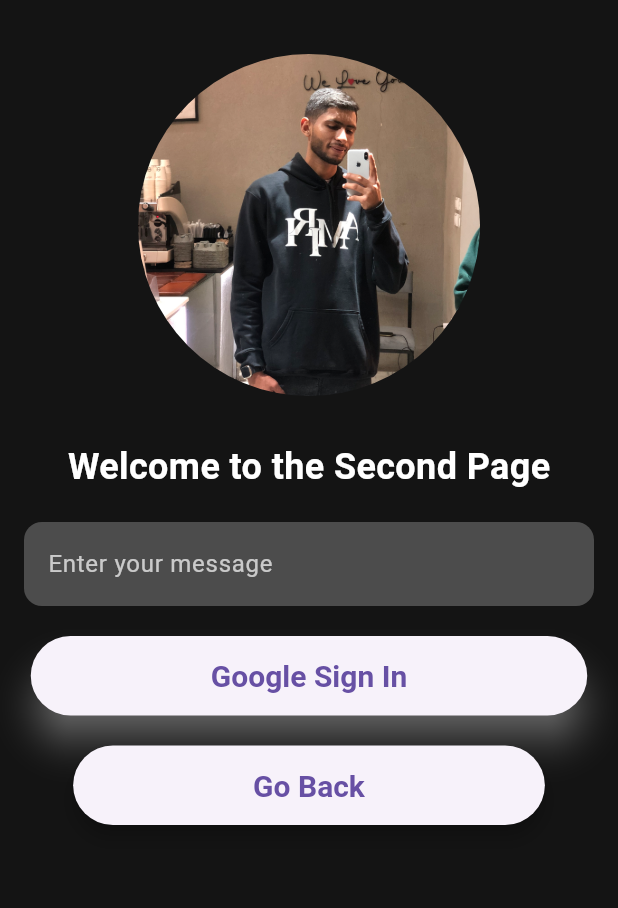
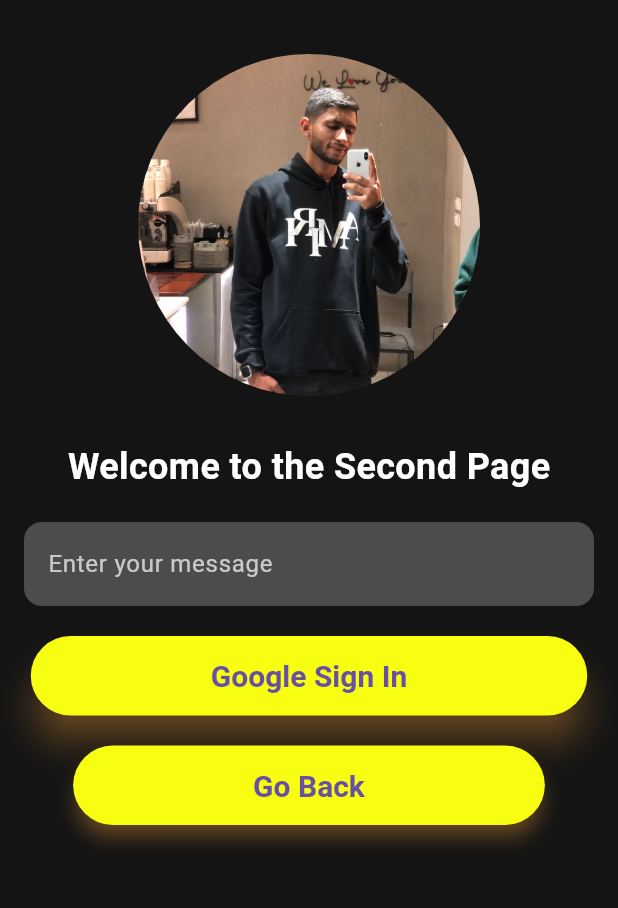
Before and after one commit to Nader-Elsayed-Hassan/Communication_App, a Flutter app: the second_page screen opened directly, on a phone screen of 412 x 824 dp, the part 84-992 px from its top. Run offline on Flutter 3.47's test engine with Material 3 defaults, Android fonts, the phone set to English and light mode, and no system bars.

```diff
--- a/first_app/lib/second_page.dart
+++ b/first_app/lib/second_page.dart
@@ -75,12 +75,16 @@ class second_page extends StatelessWidget {
                       );
                     },
                     style: ElevatedButton.styleFrom(
-                      elevation: 10,
-                      shadowColor: Colors.white70,
                       padding: const EdgeInsets.symmetric(
                         horizontal: 120,
                         vertical: 15,
                       ),
+                      elevation: 10,
+                      backgroundColor: const Color(0xffF8FE11),
+                      shape: RoundedRectangleBorder(
+                        borderRadius: BorderRadius.circular(30),
+                      ),
+                      shadowColor: Colors.orangeAccent,
                       textStyle: const TextStyle(
                         fontSize: 20,
                         color: Color.fromARGB(249, 0, 0, 0),
@@ -96,6 +100,11 @@ class second_page extends StatelessWidget {
                     },
                     style: ElevatedButton.styleFrom(
                       elevation: 5,
+                      backgroundColor: const Color(0xffF8FE11),
+                      shape: RoundedRectangleBorder(
+                        borderRadius: BorderRadius.circular(30),
+                      ),
+                      shadowColor: Colors.orangeAccent,
                       padding: const EdgeInsets.symmetric(
                         horizontal: 120,
                         vertical: 15,
```
